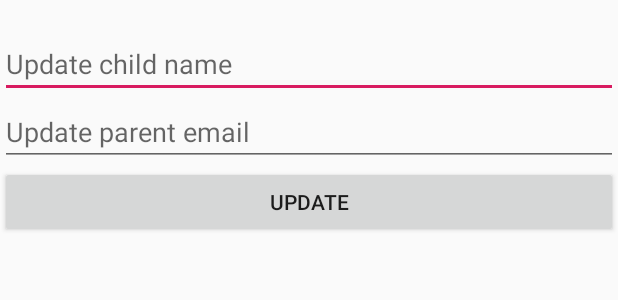
After one commit to tsvetkovdimitar/tech-and-tools, an Android app: the layout update_dialog.xml on its own in the app's theme, with its tools: preview values and no code run, on a phone screen of 412 x 824 dp. The commit adds this screen. Shown: the top 300 px of the screen. Run offline under Robolectric (Android 15) with nearby library versions, the phone set to English and light mode, and no system bars.

Commit message:
Update functionality and alert dialog added

```diff
--- /dev/null
+++ b/app/src/main/res/layout/update_dialog.xml
@@ -0,0 +1,37 @@
+<?xml version="1.0" encoding="utf-8"?>
+<RelativeLayout
+    xmlns:android="http://schemas.android.com/apk/res/android"
+    android:layout_width="match_parent"
+    android:layout_height="match_parent">
+
+    <EditText
+
+        android:layout_width="match_parent"
+        android:layout_height="wrap_content"
+        android:inputType="text"
+        android:hint="Update child name"
+        android:ems="10"
+        android:id="@+id/update_child_name"
+        android:layout_marginTop="20dp"
+        />
+
+    <EditText
+
+        android:layout_width="match_parent"
+        android:layout_height="wrap_content"
+        android:inputType="textEmailAddress"
+        android:hint="Update parent email"
+        android:ems="10"
+        android:id="@+id/update_parent_name"
+        android:layout_below="@+id/update_child_name"
+        />
+
+    <Button
+        android:text="Update"
+        android:layout_width="match_parent"
+        android:layout_height="wrap_content"
+        android:id="@+id/btn_update_child_info"
+        android:layout_below="@id/update_parent_name"/>
+
+
+</RelativeLayout>
```
Also changed, not shown: app/src/main/java/com/d1m1tr/tech_and_tools_project/ProfileActivity.java (+76 -0 lines).
